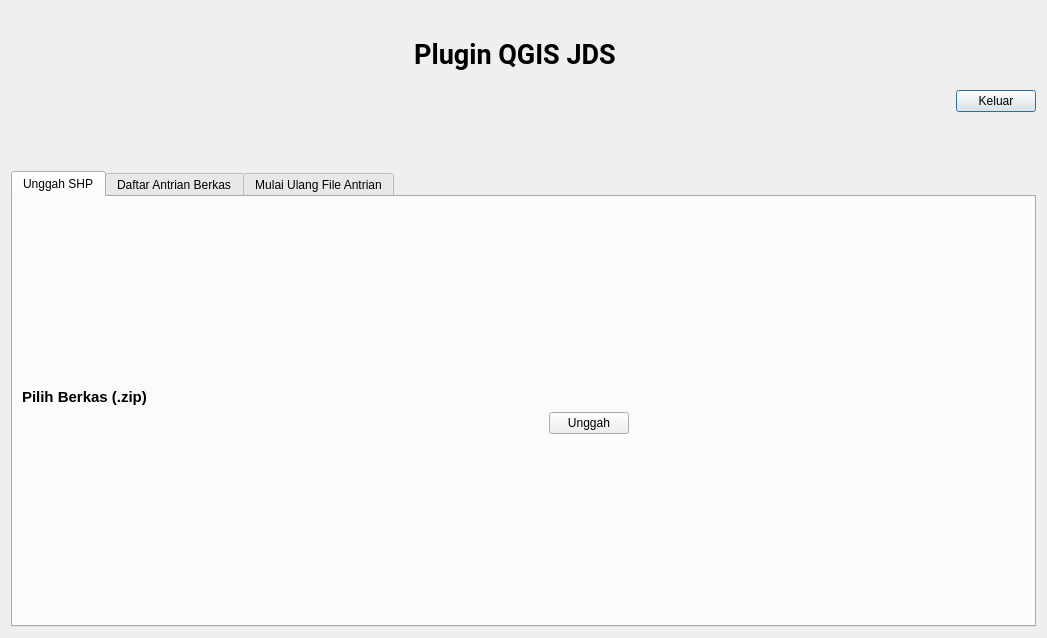
Qt form workspace/ui/upload.ui (jabardigitalservice/qgis-plugin-upload-satupeta) before a commit.
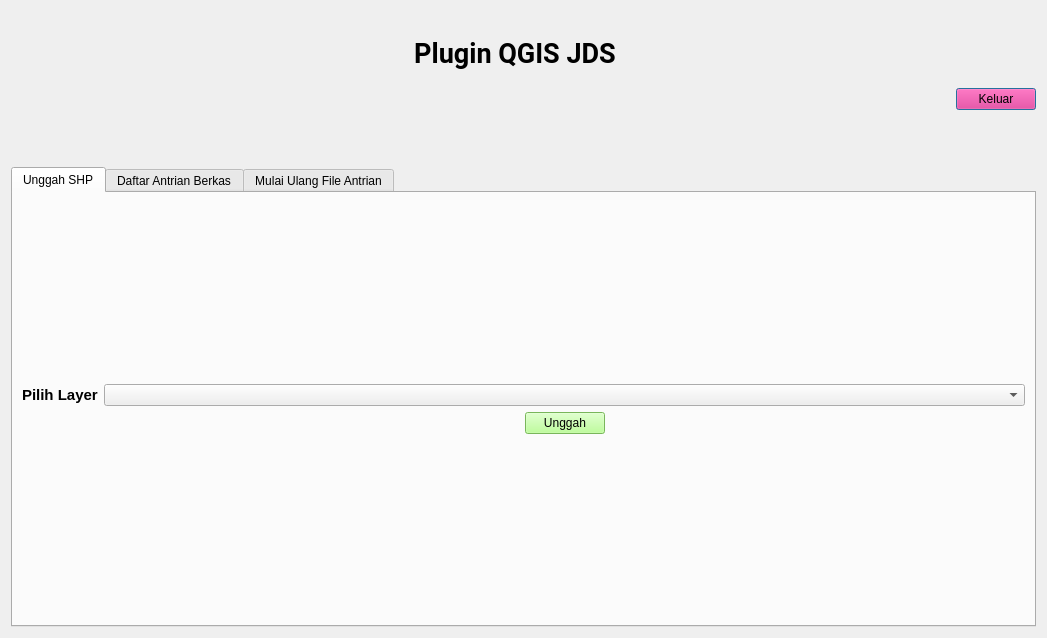
The same form after that commit. Icons and pictures are not drawn. Custom widgets are drawn as their Qt base class.

Diff of the .ui file:
```diff
--- a/workspace/ui/upload.ui
+++ b/workspace/ui/upload.ui
@@ -42,6 +42,9 @@
    </item>
    <item row="2" column="4" rowspan="2">
     <widget class="QPushButton" name="pbLogOut">
+     <property name="styleSheet">
+      <string notr="true">background-color:rgb(255, 0, 127)</string>
+     </property>
      <property name="text">
       <string>Keluar</string>
      </property>
@@ -177,12 +180,12 @@
           </font>
          </property>
          <property name="text">
-          <string>Pilih Berkas (.zip)</string>
+          <string>Pilih Layer</string>
          </property>
         </widget>
        </item>
        <item row="1" column="1" colspan="3">
-        <widget class="QgsFileWidget" name="choosefileSHP"/>
+        <widget class="QgsMapLayerComboBox" name="select_layer"/>
        </item>
        <item row="2" column="1">
         <spacer name="horizontalSpacer_4">
@@ -199,6 +202,9 @@
        </item>
        <item row="2" column="2">
         <widget class="QPushButton" name="pbUploadSHP">
+         <property name="styleSheet">
+          <string notr="true">background-color:rgb(170, 255, 127)</string>
+         </property>
          <property name="text">
           <string>Unggah</string>
          </property>
@@ -338,9 +344,9 @@
  </widget>
  <customwidgets>
   <customwidget>
-   <class>QgsFileWidget</class>
-   <extends>QWidget</extends>
-   <header>qgsfilewidget.h</header>
+   <class>QgsMapLayerComboBox</class>
+   <extends>QComboBox</extends>
+   <header>qgsmaplayercombobox.h</header>
   </customwidget>
  </customwidgets>
  <resources/>
```
Left out of the diff: 105 changed lines with no effect on the pictures.
